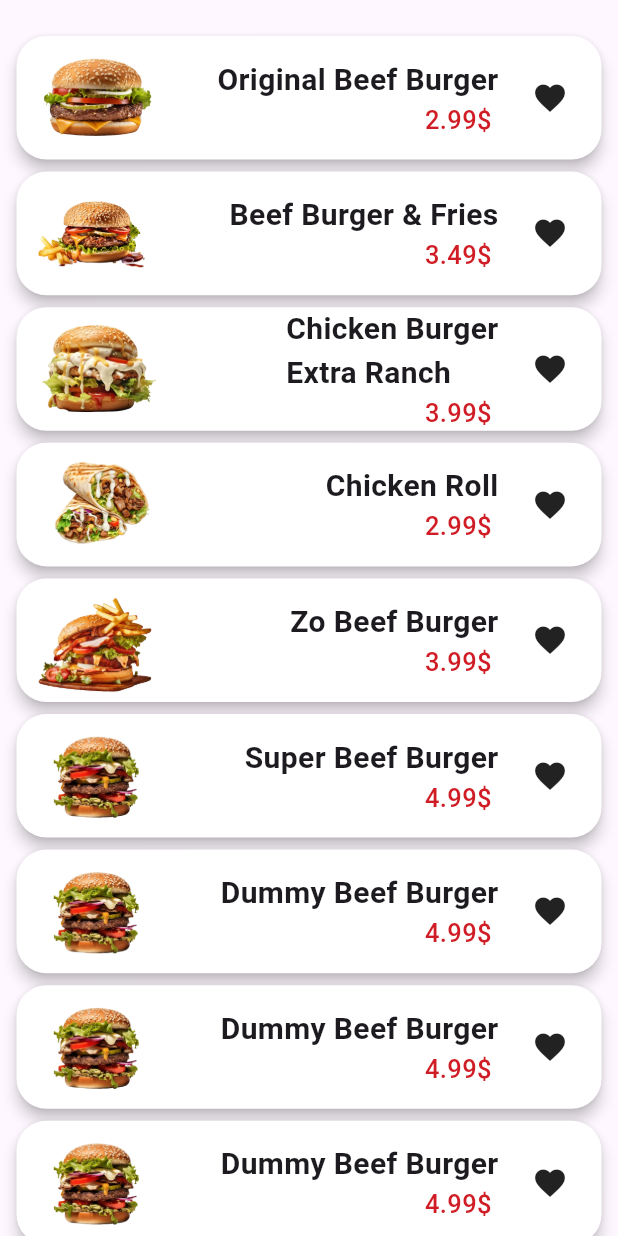
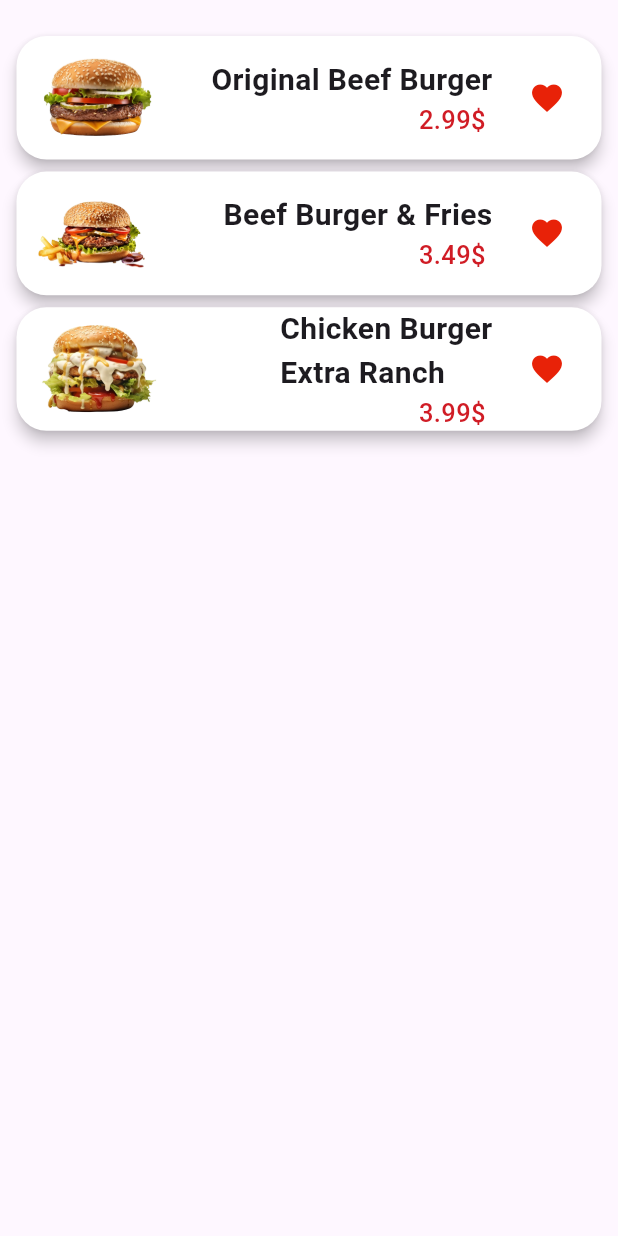
Before and after one commit to shady-ateff/food_delivery, a Flutter app: the FavoritePage widget shown alone on an empty page, opened directly, on a phone screen of 412 x 824 dp. Run offline on Flutter 3.47's test engine with Material 3 defaults, Android fonts, the phone set to English and light mode, and no system bars.

Commit message:
Favorite page done

```diff
--- a/lib/models/menu_item_model.dart
+++ b/lib/models/menu_item_model.dart
@@ -2,22 +2,21 @@ class MenuItem {
 final String name;
 final String location;
 final double price;
+bool? isFavorite;
 
-  MenuItem({required this.name, required this.location, required this.price});
+  MenuItem({required this.name, required this.location, required this.price , this.isFavorite = false});
 
 }
 
 List<MenuItem> Menu =[
-  MenuItem(name: "Original Beef Burger", location: "assets/images/item (1).png", price: 2.99),
-  MenuItem(name: "Beef Burger & Fries", location: "assets/images/item (2).png", price: 3.49),
-  MenuItem(name: "Chicken Burger\nExtra Ranch", location: "assets/images/item (3).png", price: 3.99),
+  MenuItem(name: "Original Beef Burger", location: "assets/images/item (1).png", price: 2.99 , isFavorite: true),
+  MenuItem(name: "Beef Burger & Fries", location: "assets/images/item (2).png", price: 3.49, isFavorite: true),
+  MenuItem(name: "Chicken Burger\nExtra Ranch", location: "assets/images/item (3).png", price: 3.99, isFavorite: true),
   MenuItem(name: "Chicken Roll", location: "assets/images/item (4).png", price: 2.99),
   MenuItem(name: "Zo Beef Burger", location: "assets/images/item (5).png", price: 3.99),
   MenuItem(name: "Super Beef Burger", location: "assets/images/item (6).png", price: 4.99),
   MenuItem(name: "Dummy Beef Burger", location: "assets/images/item (6).png", price: 4.99),
   MenuItem(name: "Dummy Beef Burger", location: "assets/images/item (6).png", price: 4.99),
   MenuItem(name: "Dummy Beef Burger", location: "assets/images/item (6).png", price: 4.99),
-  MenuItem(name: "Dummy Beef Burger", location: "assets/images/item (6).png", price: 4.99),
-
-
+  //MenuItem(name: "Dummy Beef Burger", location: "assets/images/item (6).png", price: 4.99),
 ];
--- a/lib/pages/favorite_page.dart
+++ b/lib/pages/favorite_page.dart
@@ -15,9 +15,10 @@ class _FavoritePageState extends State<FavoritePage> {
     return ListView.builder(
       padding: EdgeInsets.symmetric(vertical: 20 ,horizontal: 7),
       shrinkWrap: true,
-      itemCount: Menu.length,
+      itemCount: Menu.where((menuItem)=> menuItem.isFavorite == true).length,
       itemBuilder: (context ,index) {
-        return FavoriteItemsWidget(menuItem: Menu[index]);
+        return FavoriteItemsWidget(menuItem: Menu.where((menuItem)=> menuItem.isFavorite == true).elementAt(index));
+
       },
       );
   }
--- a/lib/widgets/favorite_items_widget.dart
+++ b/lib/widgets/favorite_items_widget.dart
@@ -1,10 +1,15 @@
 import 'package:flutter/material.dart';
 import 'package:food_delivery/models/menu_item_model.dart';
 
-class FavoriteItemsWidget extends StatelessWidget {
+class FavoriteItemsWidget extends StatefulWidget {
   final MenuItem menuItem;
   const FavoriteItemsWidget({super.key, required this.menuItem});
 
+  @override
+  State<FavoriteItemsWidget> createState() => _FavoriteItemsWidgetState();
+}
+
+class _FavoriteItemsWidgetState extends State<FavoriteItemsWidget> {
   @override
   Widget build(BuildContext context) {
     return Card(
@@ -17,7 +22,7 @@ class FavoriteItemsWidget extends StatelessWidget {
             width: MediaQuery.of(context).size.width * 0.03,
           ),
           Image.asset(
-            menuItem.location,
+            widget.menuItem.location,
             fit: BoxFit.cover,
             height: MediaQuery.of(context).size.height * 0.10,
           ),
@@ -27,14 +32,14 @@ class FavoriteItemsWidget extends StatelessWidget {
               crossAxisAlignment: CrossAxisAlignment.end,
               children: [
                 Text(
-                  menuItem.name,
+                  widget.menuItem.name,
                   style: const TextStyle(
                     fontWeight: FontWeight.w600,
                     fontSize: 20,
                   ),
                 ),
                 Text(
-                  "${menuItem.price}\$ ",
+                  "${widget.menuItem.price}\$ ",
                   style: const TextStyle(
                     color: Color.fromARGB(255, 208, 28, 37),
                     fontSize: 17,
@@ -47,9 +52,30 @@ class FavoriteItemsWidget extends StatelessWidget {
           SizedBox(
             width: MediaQuery.of(context).size.width * 0.03,
           ),
-          const Padding(
-            padding: EdgeInsets.all(10.0),
-            child: Icon(Icons.favorite),
+          // Padding(
+          //   padding: const EdgeInsets.all(10.0),
+          //   child: InkWell(
+          //     onTap: () {
+          //       setState(() {
+          //         widget.menuItem.isFavorite = !widget.menuItem.isFavorite!;
+          //       });
+          //     },
+          //     child: const Icon(
+          //       Icons.favorite,
+          //       color: Color.fromARGB(255, 232, 34, 8),
+          //     ),
+          //   ),
+          // ),
+          IconButton(
+            onPressed: () {
+              setState(() {
+                widget.menuItem.isFavorite = !widget.menuItem.isFavorite!;
+              });
+            },
+            icon: Icon(
+              widget.menuItem.isFavorite!? Icons.favorite :Icons.favorite_border,
+              color: const Color.fromARGB(255, 232, 34, 8),
+            ),
           ),
           SizedBox(
             width: MediaQuery.of(context).size.width * 0.03,
```
Also changed, not shown: lib/widgets/menu_widget.dart (+54 -16 lines).
